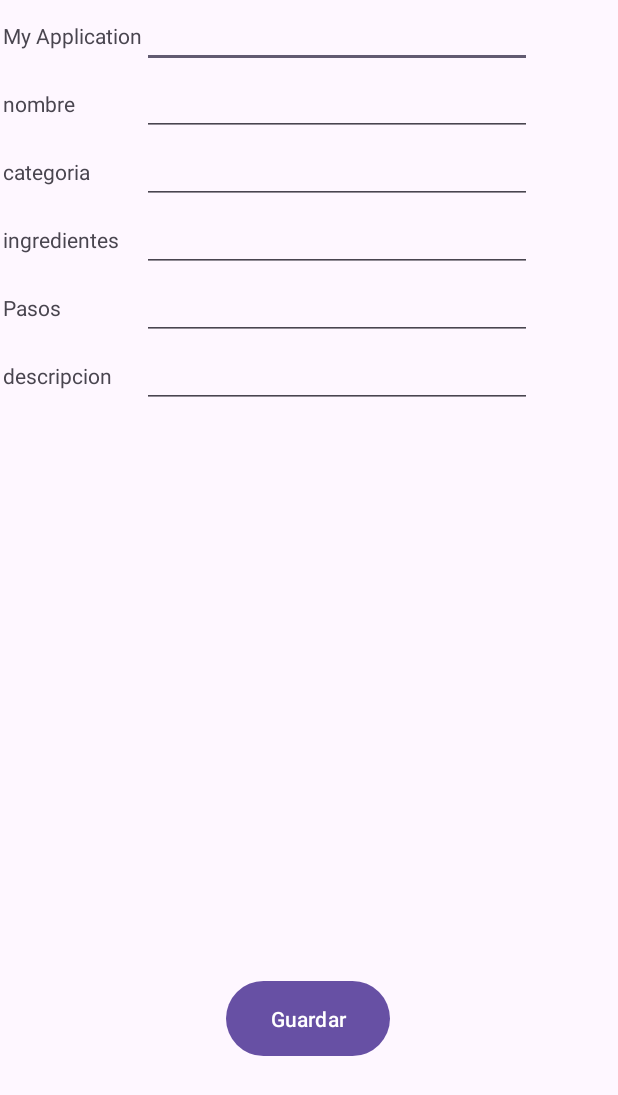
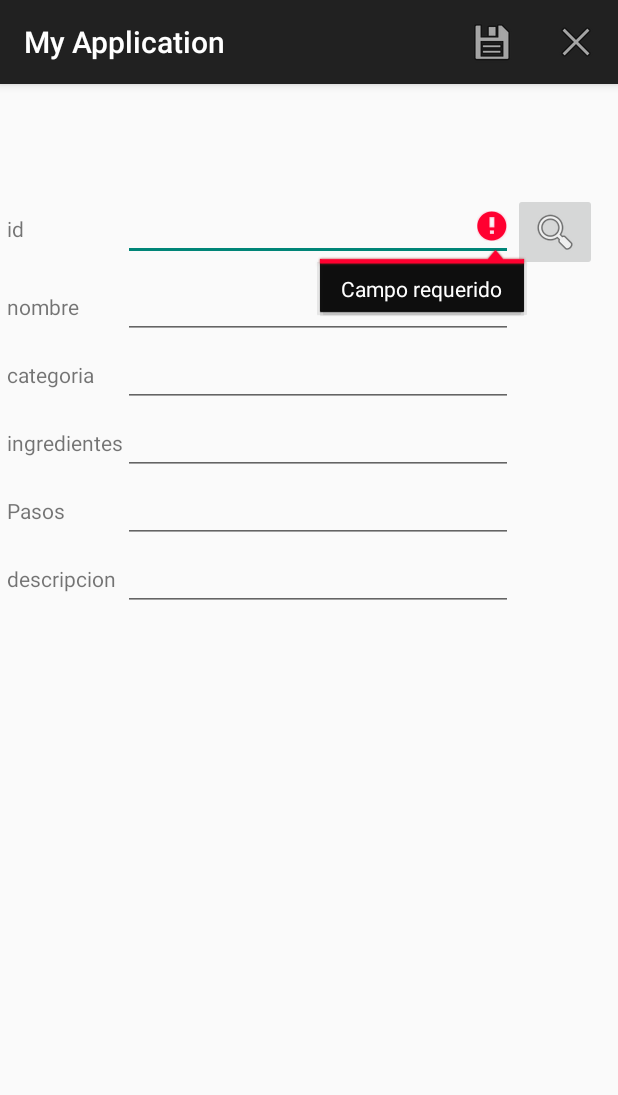
Before and after one commit to KennethCampos/Movil-I, an Android app: the Activity_agregar_receta screen opened directly, with no data from a screen before it, after a tap on "Guardar", on a phone screen of 412 x 824 dp. Shown: the top 1095 px of the screen. Run offline under Robolectric (Android 15) with nearby library versions, the phone set to English and light mode, and no system bars.

Commit message:
cambios de semana 7

```diff
--- a/app/src/main/AndroidManifest.xml
+++ b/app/src/main/AndroidManifest.xml
@@ -10,7 +10,7 @@
         android:label="@string/app_name"
         android:roundIcon="@mipmap/ic_launcher_round"
         android:supportsRtl="true"
-        android:theme="@style/Theme.MyApplication">
+        android:theme="@style/Theme.AppCompat.Light.DarkActionBar">
         <activity
             android:name=".Activity_agregar_receta"
             android:exported="false" />
--- a/app/src/main/java/com/example/myapplication/Activity_agregar_receta.kt
+++ b/app/src/main/java/com/example/myapplication/Activity_agregar_receta.kt
@@ -2,24 +2,33 @@ package com.example.myapplication
 
 import Controller.RecipeController
 import Entity.Recipe
+import Util.Util
 import android.os.Bundle
+import android.view.Menu
+import android.view.MenuInflater
+import android.view.MenuItem
 import android.view.View
-import android.widget.Button
 import android.widget.EditText
+import android.widget.ImageButton
 import android.widget.Toast
 import androidx.activity.enableEdgeToEdge
 import androidx.appcompat.app.AppCompatActivity
 import androidx.core.view.ViewCompat
 import androidx.core.view.WindowInsetsCompat
+import com.example.myapplication.R
 
 class Activity_agregar_receta : AppCompatActivity() {
 
-    lateinit var txtId: EditText
-    lateinit var txtName: EditText
-    lateinit var txtCategory: EditText
-    lateinit var txtIngredients: EditText
-    lateinit var txtDescription: EditText
-    lateinit var txtSteps: EditText
+    private lateinit var txtId: EditText
+    private lateinit var txtName: EditText
+    private lateinit var txtCategory: EditText
+    private lateinit var txtIngredients: EditText
+    private lateinit var txtDescription: EditText
+    private lateinit var txtSteps: EditText
+
+    private lateinit var recipeController: RecipeController
+    private var isEditMode: Boolean = false
+    private lateinit var menuItemDelete: MenuItem
 
     override fun onCreate(savedInstanceState: Bundle?) {
         super.onCreate(savedInstanceState)
@@ -31,57 +40,152 @@ class Activity_agregar_receta : AppCompatActivity() {
             insets
         }
 
-        txtId = findViewById<EditText>(R.id.txtId_Agregar)
-        txtName = findViewById<EditText>(R.id.txtName_Agregar)
-        txtCategory = findViewById<EditText>(R.id.txtCategory_Agregar)
-        txtIngredients = findViewById<EditText>(R.id.txtIngredientes_Agregar)
-        txtDescription = findViewById<EditText>(R.id.txtdescription_Agregar)
-        txtSteps = findViewById<EditText>(R.id.txtSteps_Agregar)
+        // Inicializar controlador
+        recipeController = RecipeController(this)
 
+        // Campos
+        txtId = findViewById(R.id.txtId_Agregar)
+        txtName = findViewById(R.id.txtName_Agregar)
+        txtCategory = findViewById(R.id.txtCategory_Agregar)
+        txtIngredients = findViewById(R.id.txtIngredientes_Agregar)
+        txtDescription = findViewById(R.id.txtdescription_Agregar)
+        txtSteps = findViewById(R.id.txtSteps_Agregar)
 
-        val btnSave = findViewById<Button>(R.id.btnSave_Agregar)
-        btnSave.setOnClickListener(View.OnClickListener{view ->
-            saveRecipe()
-        })
+        //  Botón buscar receta
+        val btnSearch = findViewById<ImageButton>(R.id.btnSearch_Receta)
+        btnSearch.setOnClickListener {
+            searchRecipe(txtId.text.toString().trim())
+        }
     }
 
-    fun validateData(): Boolean {
-        return  true
+    override fun onCreateOptionsMenu(menu: Menu?): Boolean {
+        val inflater: MenuInflater = menuInflater
+        inflater.inflate(R.menu.menu_crud, menu)
+        menuItemDelete = menu!!.findItem(R.id.mnu_delete)
+        menuItemDelete.isVisible = isEditMode
+        return true
     }
 
+    override fun onOptionsItemSelected(item: MenuItem): Boolean {
+        return when (item.itemId) {
+            R.id.mnu_save -> {
+                confirmSaveRecipe()
+                true
+            }
+            R.id.mnu_delete -> {
+                confirmDeleteRecipe()
+                true
+            }
+            R.id.mnu_cancel -> {
+                clearScreen()
+                true
+            }
+            else -> super.onOptionsItemSelected(item)
+        }
+    }
 
-    fun saveRecipe() {
+    private fun validateData(): Boolean {
+        val fields = listOf(txtId, txtName, txtCategory, txtIngredients, txtDescription, txtSteps)
+        for (field in fields) {
+            if (field.text.toString().trim().isEmpty()) {
+                field.error = "Campo requerido"
+                return false
+            }
+        }
+        return true
+    }
+
+    private fun searchRecipe(id: String) {
         try {
-            val recipe = Recipe()
-            recipe.ID = txtId.text.toString()
-            recipe.Name = txtName.text.toString()
-            recipe.Category = txtCategory.text.toString()
-            recipe.Ingredients = txtIngredients.text.toString()
-            recipe.Description = txtDescription.text.toString()
-            recipe.Steps = txtSteps.text.toString()
+            val recipe = recipeController.getById(id)
+            if (recipe != null) {
+                isEditMode = true
+                txtId.setText(recipe.ID)
+                txtId.isEnabled = false
+                txtName.setText(recipe.Name)
+                txtCategory.setText(recipe.Category)
+                txtIngredients.setText(recipe.Ingredients)
+                txtDescription.setText(recipe.Description)
+                txtSteps.setText(recipe.Steps)
+                if (this::menuItemDelete.isInitialized) {
+                    menuItemDelete.isVisible = true
+                }
+            } else {
+                Toast.makeText(this, "Recipe not found.", Toast.LENGTH_LONG).show()
+            }
+        } catch (e: Exception) {
+            clearScreen()
+            Toast.makeText(this, e.message.toString(), Toast.LENGTH_LONG).show()
+        }
+    }
 
-            if (validateData()) {
-                val recipeController = RecipeController(this)
-                recipeController.addRecipe(recipe)
+    // 🔹 Confirmación antes de guardar
+    private fun confirmSaveRecipe() {
+        if (validateData()) {
+            Util.showDialogCondition(this, "¿Desea guardar esta receta?") {
+                saveRecipe()
+            }
+        } else {
+            Toast.makeText(this, "Complete todos los campos", Toast.LENGTH_SHORT).show()
+        }
+    }
 
-                Toast.makeText(this, "Recipe added successfully!", Toast.LENGTH_LONG).show()
-                clearFields()
+    private fun saveRecipe() {
+        try {
+            val recipe = Recipe().apply {
+                ID = txtId.text.toString().trim()
+                Name = txtName.text.toString().trim()
+                Category = txtCategory.text.toString().trim()
+                Ingredients = txtIngredients.text.toString().trim()
+                Description = txtDescription.text.toString().trim()
+                Steps = txtSteps.text.toString().trim()
+            }
+
+            if (recipeController.getById(recipe.ID) != null && !isEditMode) {
+                Toast.makeText(this, "La receta ya existe.", Toast.LENGTH_LONG).show()
             } else {
-                Toast.makeText(this, "Please fill all required fields.", Toast.LENGTH_SHORT).show()
+                if (!isEditMode)
+                    recipeController.addRecipe(recipe)
+                else
+                    recipeController.updateRecipe(recipe)
+
+                clearScreen()
+                Toast.makeText(this, "Receta guardada correctamente.", Toast.LENGTH_LONG).show()
             }
         } catch (e: Exception) {
             Toast.makeText(this, e.message.toString(), Toast.LENGTH_LONG).show()
         }
     }
 
-
-    fun clearFields() {
-        txtId.text.clear()
-        txtName.text.clear()
-        txtCategory.text.clear()
-        txtIngredients.text.clear()
-        txtDescription.text.clear()
-        txtSteps.text.clear()
+    // 🔹 Confirmación antes de eliminar
+    private fun confirmDeleteRecipe() {
+        Util.showDialogCondition(this, "¿Desea eliminar esta receta?") {
+            deleteRecipe()
+        }
     }
 
+    private fun deleteRecipe() {
+        try {
+            recipeController.removeRecipe(txtId.text.toString().trim())
+            clearScreen()
+            Toast.makeText(this, "Receta eliminada correctamente.", Toast.LENGTH_LONG).show()
+        } catch (e: Exception) {
+            Toast.makeText(this, e.message.toString(), Toast.LENGTH_LONG).show()
+        }
+    }
+
+    private fun clearScreen() {
+        isEditMode = false
+        txtId.isEnabled = true
+        txtId.setText("")
+        txtName.setText("")
+        txtCategory.setText("")
+        txtIngredients.setText("")
+        txtDescription.setText("")
+        txtSteps.setText("")
+        if (this::menuItemDelete.isInitialized) {
+            menuItemDelete.isVisible = false
+        }
+        invalidateOptionsMenu()
+    }
 }
--- a/app/src/main/res/layout/activity_agregar_receta.xml
+++ b/app/src/main/res/layout/activity_agregar_receta.xml
@@ -5,17 +5,18 @@
     android:id="@+id/main"
     android:layout_width="match_parent"
     android:layout_height="match_parent"
-    tools:context=".AgregarRecetaActivity">
+    tools:context=".Activity_agregar_receta">
 
     <TableLayout
         android:id="@+id/tableLayout"
-        android:layout_width="408dp"
-        android:layout_height="646dp"
+        android:layout_width="402dp"
+        android:layout_height="374dp"
         app:layout_constraintBottom_toBottomOf="parent"
         app:layout_constraintEnd_toEndOf="parent"
+        app:layout_constraintHorizontal_bias="0.444"
         app:layout_constraintStart_toStartOf="parent"
         app:layout_constraintTop_toTopOf="parent"
-        app:layout_constraintVertical_bias="0.0">
+        app:layout_constraintVertical_bias="0.184">
 
         <TableRow
             android:layout_width="match_parent"
@@ -25,7 +26,7 @@
                 android:id="@+id/textView"
                 android:layout_width="wrap_content"
                 android:layout_height="wrap_content"
-                android:text="@string/app_name" />
+                android:text="@string/txtID" />
 
             <EditText
                 android:id="@+id/txtId_Agregar"
@@ -33,6 +34,12 @@
                 android:layout_height="wrap_content"
                 android:ems="10"
                 android:inputType="text" />
+
+            <ImageButton
+                android:id="@+id/btnSearch_Receta"
+                android:layout_width="wrap_content"
+                android:layout_height="wrap_content"
+                app:srcCompat="@android:drawable/ic_menu_search" />
         </TableRow>
 
         <TableRow
@@ -128,15 +135,4 @@
 
     </TableLayout>
 
-    <Button
-        android:id="@+id/btnSave_Agregar"
-        android:layout_width="109dp"
-        android:layout_height="58dp"
-        android:layout_marginTop="4dp"
-        android:text="@string/btnSave"
-        app:layout_constraintEnd_toEndOf="parent"
-        app:layout_constraintHorizontal_bias="0.498"
-        app:layout_constraintStart_toStartOf="parent"
-        app:layout_constraintTop_toBottomOf="@+id/tableLayout" />
-
 </androidx.constraintlayout.widget.ConstraintLayout>
--- a/app/src/main/res/layout/activity_main.xml
+++ b/app/src/main/res/layout/activity_main.xml
@@ -7,13 +7,13 @@
     android:layout_height="match_parent"
     tools:context=".MainActivity">
 
-    <TextView
+    <Button
+        android:id="@+id/btnListRecipe"
         android:layout_width="wrap_content"
         android:layout_height="wrap_content"
-        android:text="Hello World!"
+        android:text="@string/btnListRecipe"
         app:layout_constraintBottom_toBottomOf="parent"
         app:layout_constraintEnd_toEndOf="parent"
         app:layout_constraintStart_toStartOf="parent"
         app:layout_constraintTop_toTopOf="parent" />
-
 </androidx.constraintlayout.widget.ConstraintLayout>
--- /dev/null
+++ b/app/src/main/res/menu/menu_crud.xml
@@ -0,0 +1,21 @@
+<?xml version="1.0" encoding="utf-8"?>
+<menu xmlns:android="http://schemas.android.com/apk/res/android"
+    xmlns:app="http://schemas.android.com/apk/res-auto">
+
+    <item
+        android:id="@+id/mnu_save"
+        app:showAsAction="ifRoom"
+        android:icon="@android:drawable/ic_menu_save"
+        android:title="@string/txt_btnSave" />
+    <item
+        android:id="@+id/mnu_delete"
+        app:showAsAction="ifRoom"
+        android:icon="@android:drawable/ic_menu_delete"
+        android:title="@string/txt_btnDelete" />
+    <item
+        android:id="@+id/mnu_cancel"
+        app:showAsAction="ifRoom"
+        android:icon="@android:drawable/ic_menu_close_clear_cancel"
+        android:title="@string/txt_btnCancel" />
+
+</menu>
--- a/app/src/main/res/values/strings.xml
+++ b/app/src/main/res/values/strings.xml
@@ -14,4 +14,12 @@
     <string name="ErrorMsgAdd">error al agregar</string>
     <string name="ErrorMsgUpdate">Error al actualizar</string>
     <string name="btnSave">Guardar</string>
+    <string name="txt_btnSave">Guardar</string>
+    <string name="txt_btnDelete">borrar</string>
+    <string name="txt_btnCancel">cancelar</string>
+    <string name="ErrorMsgRemove">error al borrar</string>
+    <string name="TextYes">Sí</string>
+    <string name="TextNo">No</string>
+    <string name="TextTitleDialogQuestion">Confirmación</string>
+    <string name="btnListRecipe">Agregar Recetas</string>
 </resources>
```
Also changed, not shown: app/src/main/java/Controller/RecipeController.kt (+21 -24 lines), app/src/main/java/Util/Util.kt (+61 -4 lines), app/src/main/java/com/example/myapplication/MainActivity.kt (+9 -0 lines), 1 other file.
